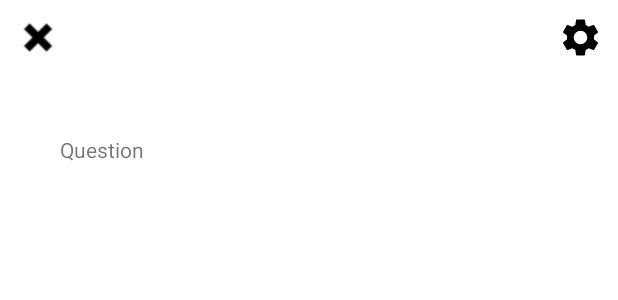
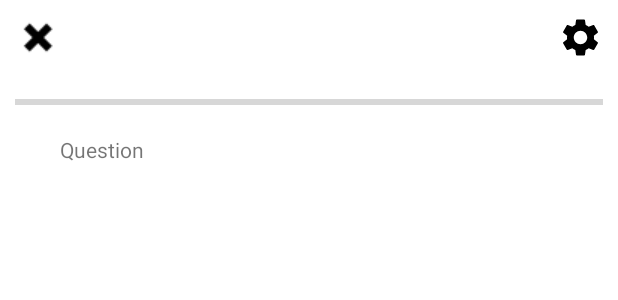
Before and after one commit to nghng/FirestorageTesting, an Android app: the layout activity_learn_study_set.xml on its own in the app's theme, with its tools: preview values and no code run, on a phone screen of 412 x 824 dp. Shown: the top 300 px of the screen. Run offline under Robolectric (Android 15) with nearby library versions, the phone set to English and light mode, and no system bars.

Commit message:
fix learn study set

```diff
--- a/app/src/main/res/layout/activity_learn_study_set.xml
+++ b/app/src/main/res/layout/activity_learn_study_set.xml
@@ -32,6 +32,16 @@
             app:layout_constraintTop_toTopOf="parent" />
     </androidx.constraintlayout.widget.ConstraintLayout>
 
+  \
+
+    <ProgressBar
+        android:id="@+id/progressBar"
+        style="?android:attr/progressBarStyleHorizontal"
+        app:layout_constraintTop_toBottomOf="@+id/header"
+        android:layout_margin="10dp"
+        android:layout_width="match_parent"
+        android:layout_height="wrap_content" />
+
     <androidx.constraintlayout.widget.ConstraintLayout
         android:id="@+id/cl_question"
         android:layout_width="match_parent"
```
Also changed, not shown: app/src/main/java/com/example/demodatabase/LearnStudySetActivity.java (+64 -20 lines).
